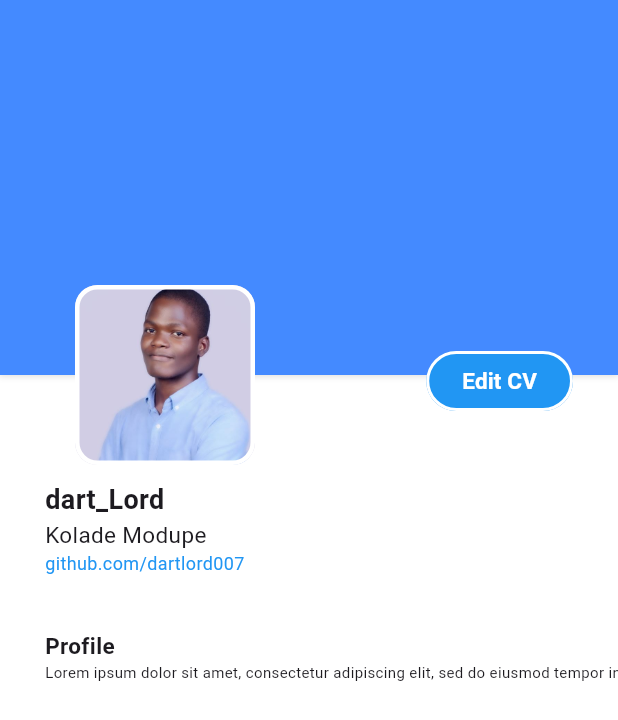
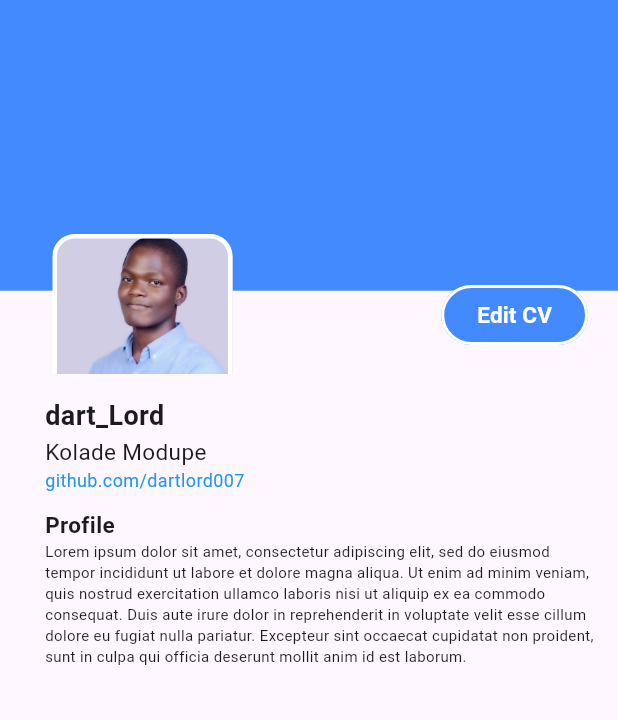
Before and after one commit to Kolonel007/hng_cv_app, a Flutter app: the screen it shows after launch, on a phone screen of 412 x 824 dp. Shown: the top 720 px of the screen. Run offline on Flutter 3.47's test engine with Material 3 defaults, Android fonts, the light colour scheme and no system bars.

Commit message:
top G commit

```diff
--- /dev/null
+++ b/lib/body.dart
@@ -0,0 +1,25 @@
+import 'package:flutter/material.dart';
+import 'package:flutter/rendering.dart';
+import 'package:hng_cv_app/profileText.dart';
+import 'package:hng_cv_app/upperSection.dart';
+
+
+
+class body extends StatelessWidget {
+  const body({super.key});
+
+  @override
+  Widget build(BuildContext context) {
+          //provide the total height and width of the screen
+          Size size = MediaQuery.of(context).size;
+
+    return SingleChildScrollView(
+      child: Column(
+        children: <Widget>[
+          upperSectionImageAndEdit(size: size),
+          profileText(),
+        ],
+      ),
+    );
+  }
+}
--- /dev/null
+++ b/lib/home_screen.dart
@@ -0,0 +1,17 @@
+import 'package:flutter/material.dart';
+import 'package:hng_cv_app/body.dart';
+
+class HomeScreen extends StatelessWidget {
+  const HomeScreen({super.key});
+
+  @override
+  Widget build(BuildContext context) {
+    return Scaffold(
+      appBar: AppBar(
+        elevation: 0,
+        backgroundColor: Colors.blueAccent,
+      ),
+      body: const body(),
+      );
+  }
+}
--- a/lib/main.dart
+++ b/lib/main.dart
@@ -1,106 +1,18 @@
 import 'package:flutter/material.dart';
+import 'package:hng_cv_app/home_screen.dart';
 
 void main() {
-  runApp(
-    const MaterialApp(
-      home: HomeScreen(),
-      debugShowCheckedModeBanner: false,
-    ),
-  );
+  runApp(const MyApp());
 }
 
-class HomeScreen extends StatefulWidget {
-  const HomeScreen({super.key});
+class MyApp extends StatelessWidget {
+  const MyApp({super.key});
 
   @override
-  State<HomeScreen> createState() => _HomeScreenState();
-}
-
-class _HomeScreenState extends State<HomeScreen> {
-  @override
   Widget build(BuildContext context) {
-    return Scaffold(
-      // appBar: AppBar(),
-      body: Container( //main body container
-        decoration: const BoxDecoration(
-              color:Colors.white,
-              boxShadow: [BoxShadow(
-                color:Color.fromARGB(255, 219, 219, 219),
-                spreadRadius: 1,blurRadius: 3,)],
-              // borderRadius: BorderRadius.all(Radius.circular(15)),
-              ),
-            height: double.infinity,
-            width: double.infinity,
-
-        child: Stack(children: [ //children container
-
-          Container(//Container1blue
-            decoration: const BoxDecoration(
-              color:Colors.blueAccent,
-              boxShadow: [BoxShadow(
-                color:Color.fromARGB(255, 219, 219, 219),
-                spreadRadius: 1,blurRadius: 3,)],
-              // borderRadius: BorderRadius.all(Radius.circular(15)),
-              ),
-            height: 250,
-            width: double.infinity,
-          ),//Container1
-
-          Positioned(
-            top:170,
-            left:30,
-            child: Container(
-              height: 120 ,
-              width: 120,
-              margin: const EdgeInsets.all(20),
-              decoration: BoxDecoration(
-                color:Colors.white24,
-                image: const DecorationImage(
-                  image: AssetImage('images/DP temp.JPG'),
-                  fit: BoxFit.cover
-                ),
-                border: Border.all(color: Colors.white, width: 3 ),
-                borderRadius: BorderRadius.circular(15)
-              ),
-            )),
-
-          Positioned(
-            top:230,
-            right:30,
-            child:  FilledButton(
-              onPressed:(){},
-              style: FilledButton.styleFrom(
-                backgroundColor:Colors.blue,
-                side: const BorderSide(width: 2, color: Colors.white)
-              ),
-              child: const Text("Edit CV",style: TextStyle(color: Colors.white, fontSize: 15.0,fontWeight: FontWeight.bold),)),
-          ),
-
-          const Positioned(
-            top:320,
-            left:30,
-            child: Column(
-              crossAxisAlignment: CrossAxisAlignment.start,
-              children: [
-              Text("dart_Lord", style: TextStyle(fontSize: 18.0,fontWeight: FontWeight.bold),),
-              Text("Kolade Modupe", style: TextStyle(fontSize: 15.0),),
-              Text("github.com/dartlord007", style: TextStyle(fontSize: 12.0, color: Colors.blue),),
-              ]),
-          ),
-
-          const Positioned(
-            top:420,
-            left:30,
-            child: Column(
-              crossAxisAlignment: CrossAxisAlignment.start,
-              children: [
-              Text("Profile", style: TextStyle(fontSize: 15.0,fontWeight: FontWeight.bold),),
-              Text("Lorem ipsum dolor sit amet, consectetur adipiscing elit, sed do eiusmod tempor incididunt ut labore et dolore magna aliqua. Ut enim ad minim veniam, quis nostrud exercitation ullamco laboris nisi ut aliquip ex ea commodo consequat. Duis aute irure dolor in reprehenderit in voluptate velit esse cillum dolore eu fugiat nulla pariatur. Excepteur sint occaecat cupidatat non proident, sunt in culpa qui officia deserunt mollit anim id est laborum.", style: TextStyle(fontSize: 10.0),),
-              ]),
-          ),
-
-        ]),
-      ),
+    return const MaterialApp(
+      debugShowCheckedModeBanner: false,
+      home: HomeScreen()
     );
   }
 }
--- /dev/null
+++ b/lib/profileText.dart
@@ -0,0 +1,46 @@
+import 'package:flutter/material.dart';
+
+class profileText extends StatelessWidget {
+  const profileText({
+    super.key,
+  });
+
+  @override
+  Widget build(BuildContext context) {
+    return const SizedBox(
+      height: 500,
+      child: Stack(
+        children: [
+          Positioned( //intro text - remember to link github to hyperlink to github repo
+      top:15,
+      left:30,
+      child: Column(
+        crossAxisAlignment: CrossAxisAlignment.start,
+        children: [
+        Text("dart_Lord", style: TextStyle(fontSize: 18.0,fontWeight: FontWeight.bold),),
+        Text("Kolade Modupe", style: TextStyle(fontSize: 15.0),),
+        Text("github.com/dartlord007", style: TextStyle(fontSize: 12.0, color: Colors.blue),),
+        ]),
+    ),
+
+    Positioned( //profile text
+      top:90,
+      left:30,
+      child: Column(
+        mainAxisSize: MainAxisSize.min,
+        crossAxisAlignment: CrossAxisAlignment.start,
+        children: [
+        Flexible(child: Text("Profile", style: TextStyle(fontSize: 15.0,fontWeight: FontWeight.bold),)),
+        SizedBox(
+          width: 370,
+          child: Text("Lorem ipsum dolor sit amet, consectetur adipiscing elit, sed do eiusmod tempor incididunt ut labore et dolore magna aliqua. Ut enim ad minim veniam, quis nostrud exercitation ullamco laboris nisi ut aliquip ex ea commodo consequat. Duis aute irure dolor in reprehenderit in voluptate velit esse cillum dolore eu fugiat nulla pariatur. Excepteur sint occaecat cupidatat non proident, sunt in culpa qui officia deserunt mollit anim id est laborum.",
+          style: TextStyle(fontSize: 10.0),),
+        ),
+        ]),
+    ),
+
+        ],
+      )
+    );
+  }
+}
--- /dev/null
+++ b/lib/upperSection.dart
@@ -0,0 +1,60 @@
+import 'package:flutter/material.dart';
+
+
+class upperSectionImageAndEdit extends StatelessWidget {
+  const upperSectionImageAndEdit({
+    super.key,
+    required this.size,
+  });
+
+  final Size size;
+
+  @override
+  Widget build(BuildContext context) {
+    return SizedBox(
+      // covers 20% of the screen
+      height: size.height * 0.235,
+      child: Stack(
+
+          children: <Widget> [
+
+            Container( //bluetop
+              height: size.height * 0.2 - 27,
+              decoration: const BoxDecoration(color:Colors.blueAccent),
+            ),
+
+            Positioned( //image container
+        top:80,
+        left:15,
+        child: Container(
+          height: 120 ,
+          width: 120,
+          margin: const EdgeInsets.all(20),
+          decoration: BoxDecoration(
+            color:Colors.white24,
+            image: const DecorationImage(
+              image: AssetImage('images/DP temp.JPG'),
+              fit: BoxFit.cover
+            ),
+            border: Border.all(color: Colors.white, width: 3 ),
+            borderRadius: BorderRadius.circular(15)
+          ),
+        )),
+
+        Positioned( //editCV button
+        top:130,
+        right:20,
+        child:  FilledButton(
+          onPressed:(){},
+          style: FilledButton.styleFrom(
+            backgroundColor:Colors.blueAccent,
+            side: const BorderSide(width: 2, color: Colors.white)
+          ),
+          child: const Text("Edit CV",style: TextStyle(color: Colors.white, fontSize: 15.0,fontWeight: FontWeight.bold),)),
+      ),
+
+          ]
+      ) ,
+    );
+  }
+}
```
Also changed, not shown: 1 other file.
